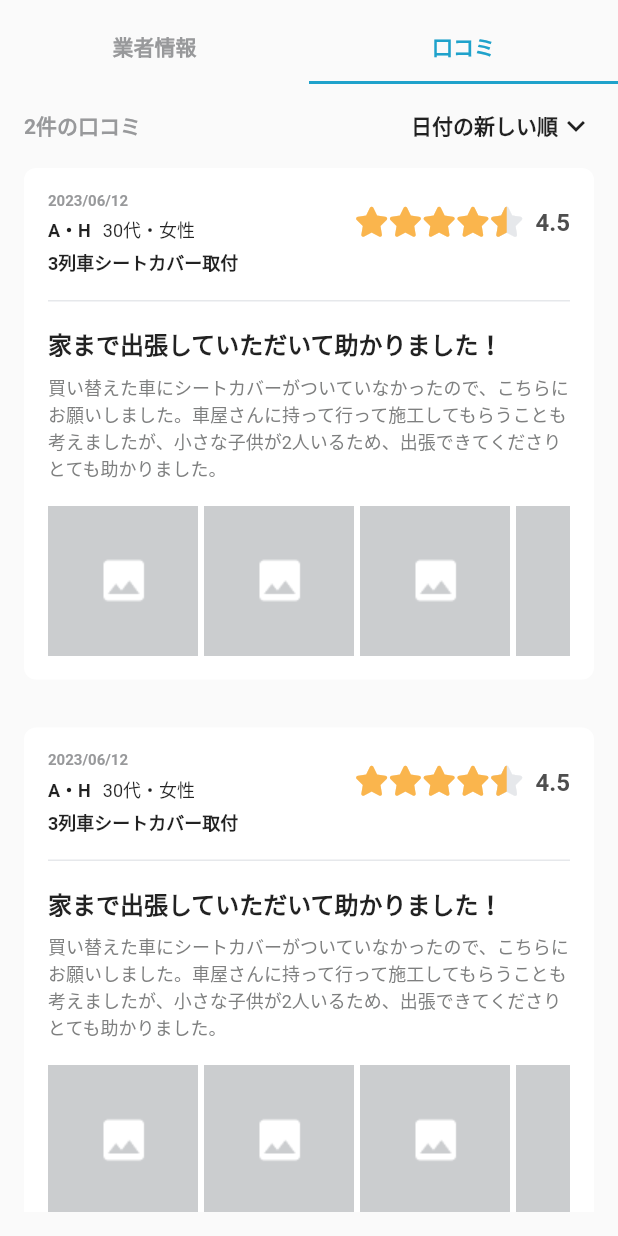
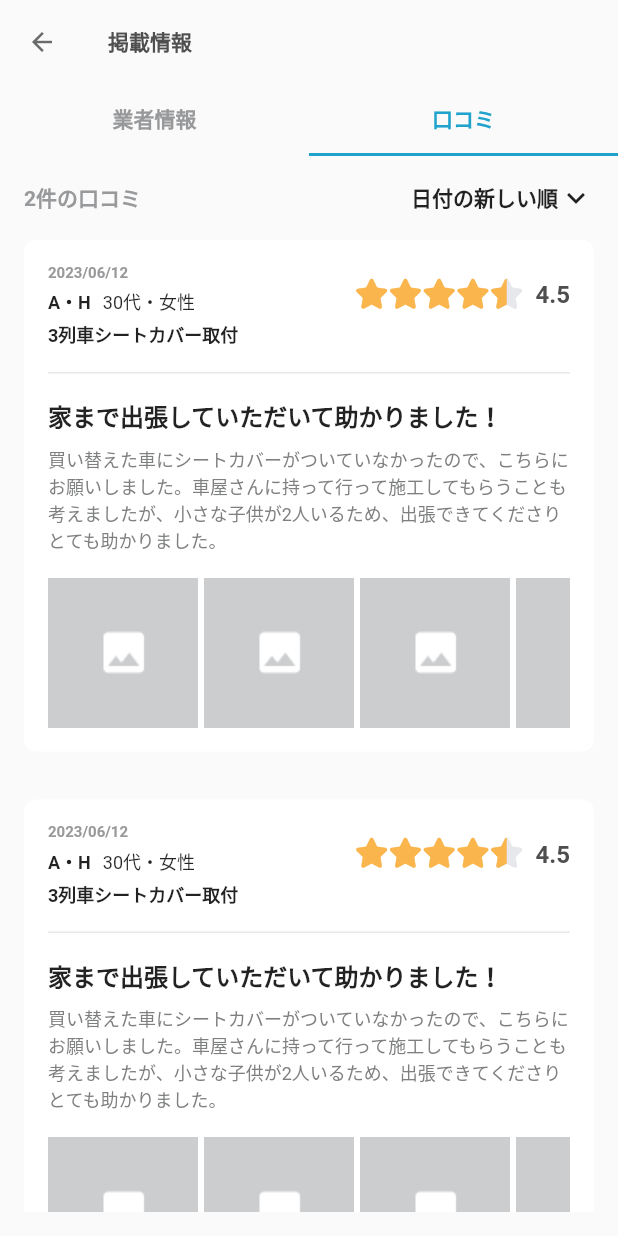
Before and after one commit to yuuya-1205/kurumo_app, a Flutter app: the PreviewPage screen opened directly, tab 2 chosen, on a phone screen of 412 x 824 dp. Run offline on Flutter 3.47's test engine with Material 2 defaults, Android fonts, the phone set to English and light mode, and no system bars; our stand-ins replace firebase_auth, firebase_core, font_awesome_flutter, hooks_riverpod, settings_ui; accounts and stored records are empty.

Commit message:
appbarの調整

```diff
--- a/lib/themes.dart
+++ b/lib/themes.dart
@@ -19,7 +19,7 @@ class Themes {
       titleTextStyle: TextStyle(
         color: grayColor.shade900,
         fontWeight: FontWeight.bold,
-        fontSize: 16,
+        fontSize: 14,
       ),
       iconTheme: IconThemeData(color: grayColor[800], size: 20),
     ),
--- a/lib/views/preview_page.dart
+++ b/lib/views/preview_page.dart
@@ -38,21 +38,27 @@ class _PreviewPageState extends State<PreviewPage>
     _tabController.dispose();
     super.dispose();
   }
+
   @override
   Widget build(BuildContext context) {
     return Scaffold(
-      appBar: AppBar(
-        automaticallyImplyLeading: false,
-        flexibleSpace: Column(
-          mainAxisAlignment: MainAxisAlignment.end,
-          children: [
-            TabBar(
+      body: NestedScrollView(
+        floatHeaderSlivers: true,
+        headerSliverBuilder: (BuildContext context, bool innerBoxIsScrolled) {
+          return <Widget>[
+            SliverAppBar(
+              title: const Text('掲載情報'),
+              bottom: TabBar(
                 controller: _tabController,
                 tabs: _tab,
               ),
-          ],
+              floating: true,
+              pinned: true,
+              snap: true,
+              forceElevated: innerBoxIsScrolled,
             ),
-      ),
+          ];
+        },
         body: TabBarView(
           controller: _tabController,
           children: const <Widget>[
@@ -60,6 +66,7 @@ class _PreviewPageState extends State<PreviewPage>
             ReviewBody(),
           ],
         ),
+      ),
     );
   }
 }
```
Lines whose indentation alone changed are shown as unchanged.
